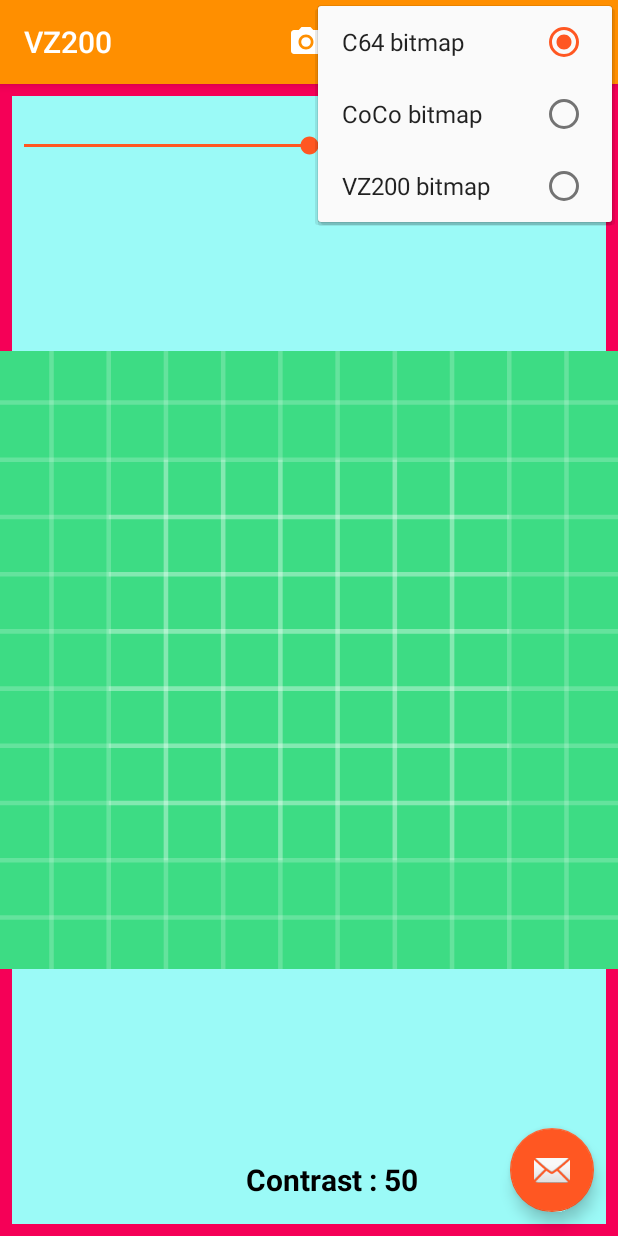
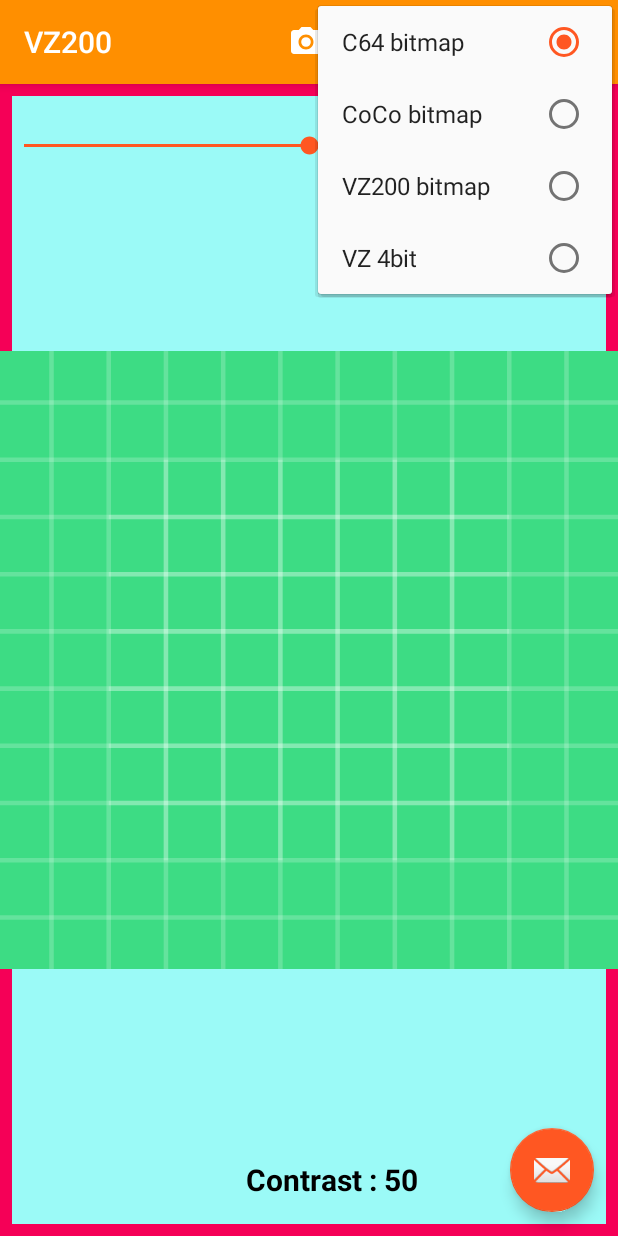
Before and after one commit to AndroidOS/ImageDecoder, an Android app: the screen it shows after launch (MainActivity), with the options menu open, on a phone screen of 412 x 824 dp. Run offline under Robolectric (Android 15) with nearby library versions, the light colour scheme and no system bars.

Commit message:
added vz4colors (5/5)

```diff
--- a/app/src/main/res/menu/menu_main.xml
+++ b/app/src/main/res/menu/menu_main.xml
@@ -15,6 +15,10 @@
         <item
             android:id="@+id/vzbitmap"
             android:title="@string/action_vzbitmap"
+            app:showAsAction="never" />
+        <item
+            android:id="@+id/vz4bit"
+            android:title="@string/action_vz4bit"
             app:showAsAction="never" />
     </group>
 
@@ -45,4 +49,11 @@
         android:orderInCategory="104"
         android:title="@string/action_test"
         app:showAsAction="always" />
+    <!--    <item-->
+    <!--        android:id="@+id/action_vz4bit"-->
+    <!--        android:enabled="true"-->
+    <!--        android:icon="@drawable/cup"-->
+    <!--        android:orderInCategory="105"-->
+    <!--        android:title="@string/action_vz4bit"-->
+    <!--        app:showAsAction="always" />-->
 </menu>
--- a/app/src/main/res/values/strings.xml
+++ b/app/src/main/res/values/strings.xml
@@ -4,6 +4,8 @@
     <string name="action_camera">Camera</string>
     <string name="action_refresh">Redo</string>
     <string name="action_test">test</string>
+
+    <string name="action_vz4bit">VZ 4bit</string>
 
     <string name="action_c64bitmap">C64 bitmap</string>
     <string name="action_cocobitmap">CoCo bitmap</string>
```
Also changed, not shown: app/src/main/java/com/manuelcarvalho/imagedecoder/view/MainActivity.kt (+20 -1 lines).
